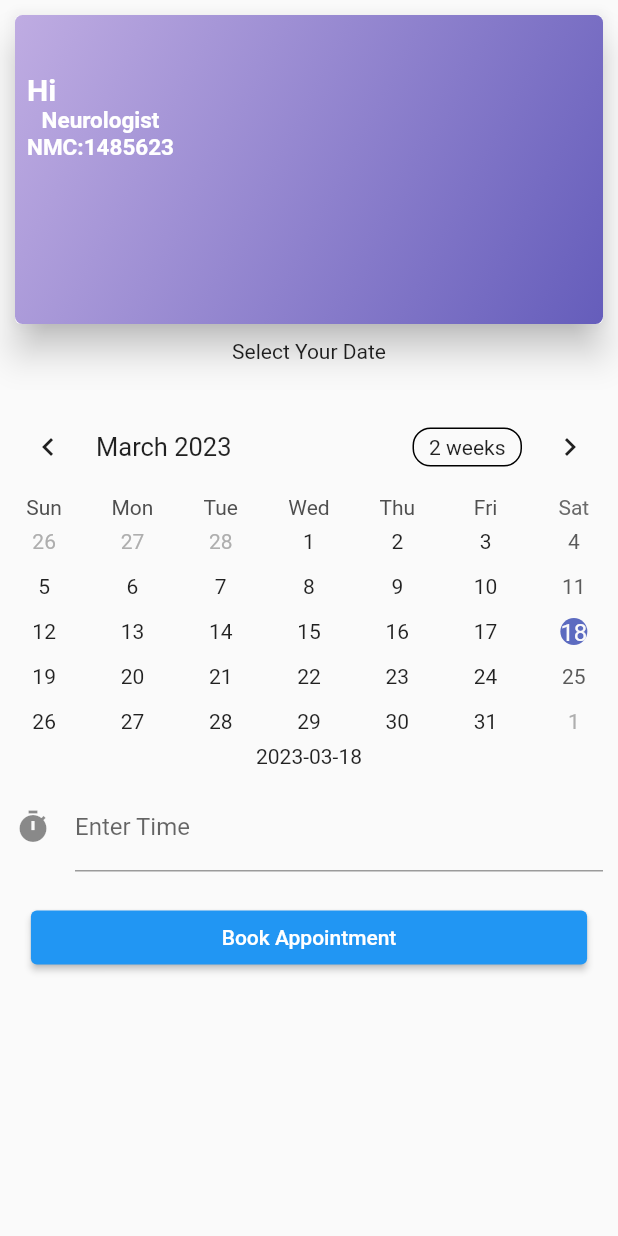
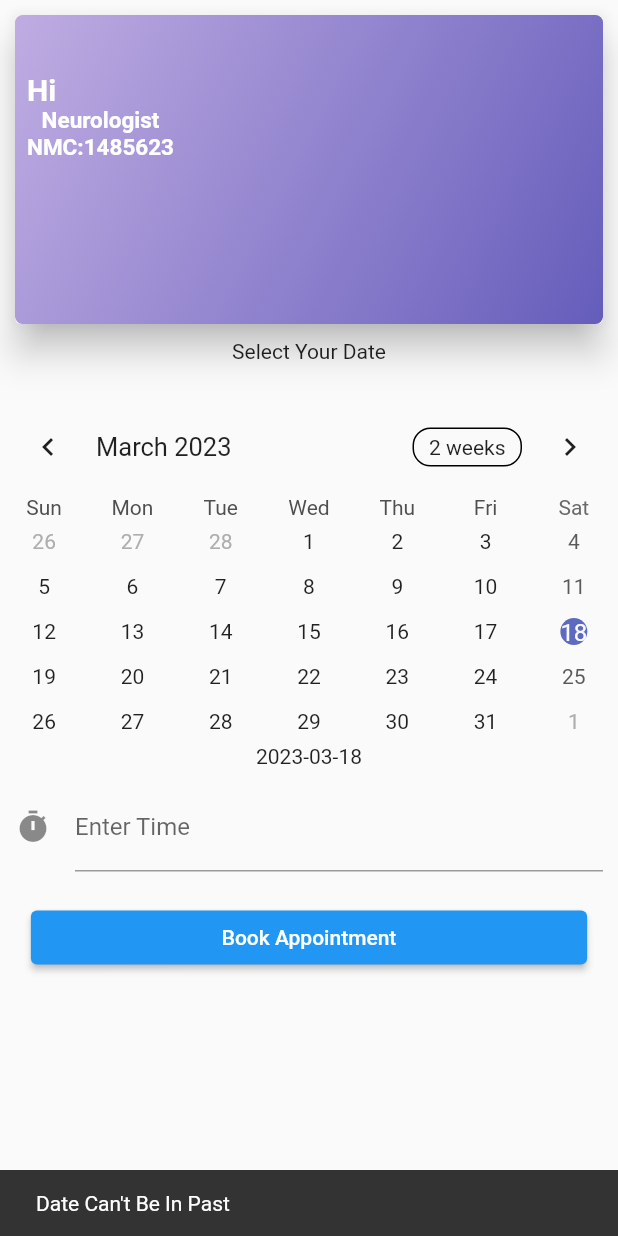
Before and after one commit to piyushyadavNP/DoctorG_FYP, a Flutter app: the AppointmentPage screen opened by its route, after a tap on "Book Appointment", on a phone screen of 412 x 824 dp. Run offline on Flutter 3.47's test engine with Material 2 defaults, Android fonts, the phone set to English and light mode, and no system bars; drawn by our look-alikes of table_calendar; our stand-ins replace cloud_firestore, firebase_auth, firebase_core, google_fonts; accounts and stored records are empty.

Commit message:
Past Date restriction logic added

```diff
--- /dev/null
+++ b/lib/common/succes_info.dart
@@ -0,0 +1,15 @@
+import 'package:doctor/constant/colors.dart';
+import 'package:flutter/material.dart';
+import 'package:flutter/src/widgets/container.dart';
+import 'package:flutter/src/widgets/framework.dart';
+
+class AlertInfo {
+  final String? message;
+  AlertInfo({this.message});
+
+  ScaffoldFeatureController showInfo(BuildContext context) {
+    return ScaffoldMessenger.of(context).showSnackBar(SnackBar(
+      content: Text(message!),
+    ));
+  }
+}
--- a/lib/screens/appointment_page.dart
+++ b/lib/screens/appointment_page.dart
@@ -1,6 +1,7 @@
 import 'dart:developer';
 
 import 'package:cloud_firestore/cloud_firestore.dart';
+import 'package:doctor/common/succes_info.dart';
 import 'package:firebase_auth/firebase_auth.dart';
 import 'package:flutter/material.dart';
 import 'package:intl/intl.dart';
@@ -126,11 +127,24 @@ class _AppointmentPageState extends State<AppointmentPage> {
     final db = FirebaseFirestore.instance;
     final user = FirebaseAuth.instance.currentUser;
     final date = DateFormat("yyyy-MM-dd").format(_selectedDay!);
-    await db.collection('appointmentDetails').add({
-      "userId": user!.uid,
-      "date": date,
-      "time": dateTimeController.text,
-      "doctor": widget.doctorName
-    });
+    final todayDate = DateFormat("yyy-MM-dd").format(DateTime.now());
+    if (!_selectedDay!.isBefore(DateTime.now())) {
+      try {
+        await db.collection('appointmentDetails').add({
+          "userId": user!.uid,
+          "date": date,
+          "time": dateTimeController.text,
+          "doctor": widget.doctorName
+        }).then((value) =>
+            AlertInfo(message: "Appointment Booked").showInfo(context));
+      } on FirebaseException catch (ex) {
+        log(ex.toString());
+        AlertInfo(message: "Some Error Occured").showInfo(context);
+      } catch (ex) {
+        AlertInfo(message: "Some Error Occured").showInfo(context);
+      }
+    } else {
+      AlertInfo(message: "Date Can't Be In Past").showInfo(context);
+    }
   }
 }
```
